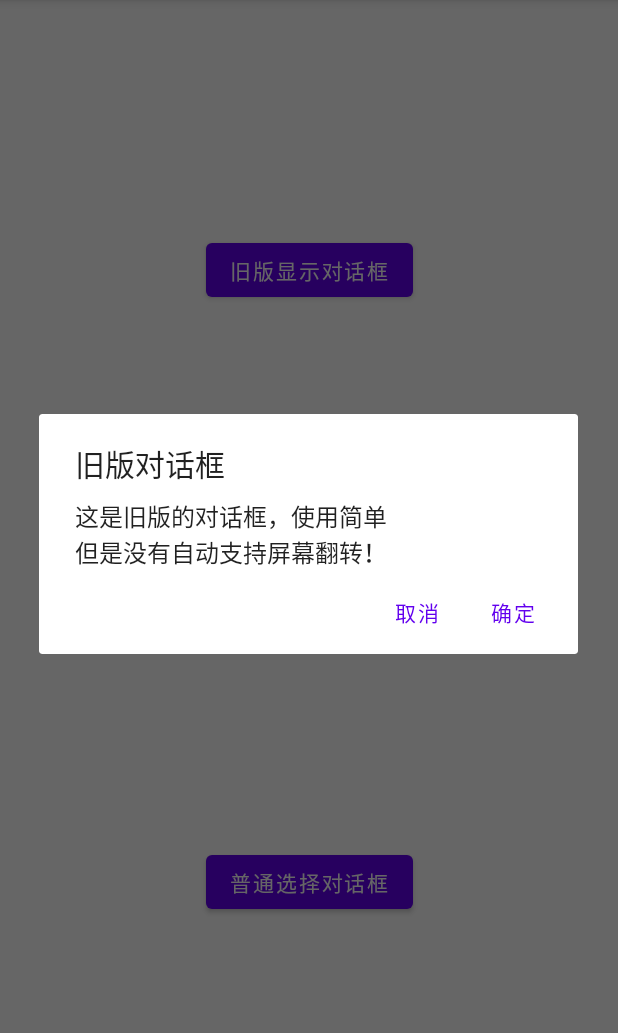
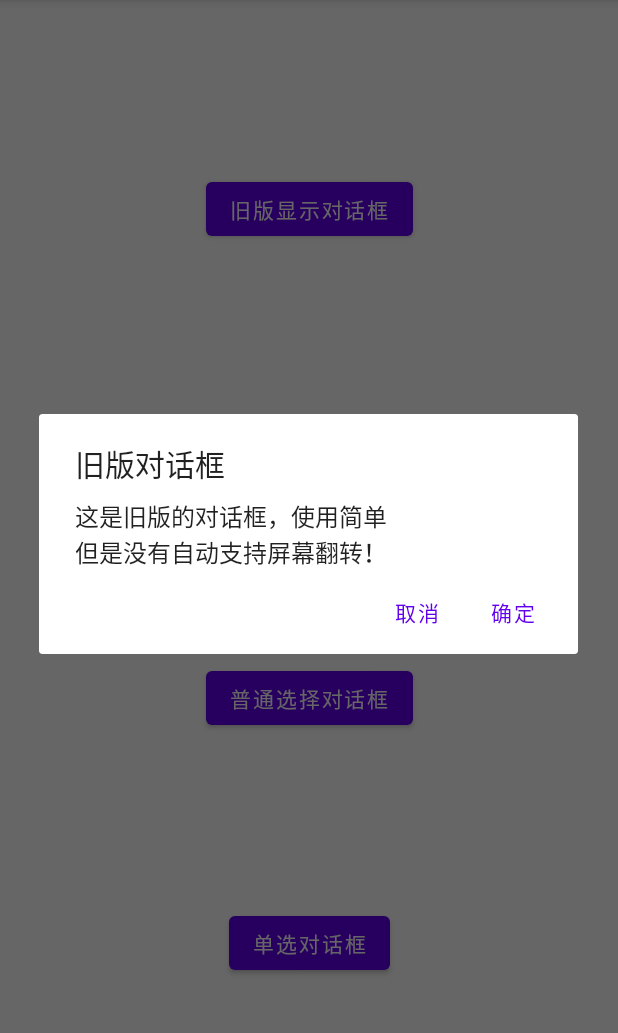
Before and after one commit to Cau1i/android_homework, an Android app: the screen it shows after launch (MainActivity), after a tap on "旧版显示对话框", on a phone screen of 412 x 824 dp, the part 84-1117 px from its top. Run offline under Robolectric (Android 15) with nearby library versions, the phone set to English and light mode, and no system bars.

Commit message:
创建单选对话框

```diff
--- a/Homework03/app/src/main/java/com/example/homework03/ChoiceDialogFragment.java
+++ b/Homework03/app/src/main/java/com/example/homework03/ChoiceDialogFragment.java
@@ -10,7 +10,6 @@ import androidx.fragment.app.DialogFragment;
 public class ChoiceDialogFragment extends DialogFragment {
     private String[] genders = new String[]{"男", "女"};
     private ChoiceDialogFragment.NotifyDialogListener listener;
-
 
     public interface NotifyDialogListener {
         public void onDialogPositiveClicked(String gender);
--- a/Homework03/app/src/main/java/com/example/homework03/SimpleDialogFragment.java
+++ b/Homework03/app/src/main/java/com/example/homework03/SimpleDialogFragment.java
@@ -10,9 +10,9 @@ import androidx.appcompat.app.AlertDialog;
 
 public class SimpleDialogFragment extends DialogFragment {
     @Override
-    public Dialog onCreateDialog(Bundle savedInstanceState) {
-        AlertDialog.Builder builder = new AlertDialog.Builder(getActivity());
-        builder.setTitle("新版对话框")
+        public Dialog onCreateDialog(Bundle savedInstanceState) {
+            AlertDialog.Builder builder = new AlertDialog.Builder(getActivity());
+            builder.setTitle("新版对话框")
                 .setMessage("新版对话框，推荐是同这种方式\n支持屏幕翻转！")
                 .setPositiveButton("确定", new DialogInterface.OnClickListener() {
                     @Override
--- a/Homework03/app/src/main/res/layout/activity_main.xml
+++ b/Homework03/app/src/main/res/layout/activity_main.xml
@@ -36,9 +36,21 @@
         android:layout_height="wrap_content"
         android:onClick="onChoiceButtonClicked"
         android:text="普通选择对话框"
+        app:layout_constraintBottom_toTopOf="@+id/button4"
+        app:layout_constraintEnd_toEndOf="parent"
+        app:layout_constraintHorizontal_bias="0.5"
+        app:layout_constraintStart_toStartOf="parent"
+        app:layout_constraintTop_toBottomOf="@+id/button2" />
+
+    <Button
+        android:id="@+id/button4"
+        android:layout_width="wrap_content"
+        android:layout_height="wrap_content"
+        android:onClick="onSingleChoiceButtonClicked"
+        android:text="单选对话框"
         app:layout_constraintBottom_toBottomOf="parent"
         app:layout_constraintEnd_toEndOf="parent"
         app:layout_constraintHorizontal_bias="0.5"
         app:layout_constraintStart_toStartOf="parent"
-        app:layout_constraintTop_toBottomOf="@+id/button2" />
+        app:layout_constraintTop_toBottomOf="@+id/button3" />
 </androidx.constraintlayout.widget.ConstraintLayout>
```
Also changed, not shown: Homework03/app/src/main/java/com/example/homework03/MainActivity.java (+14 -5 lines), Homework03/app/src/main/java/com/example/homework03/SingleChoiceDialogFragment.java (added, +40 -0 lines).
